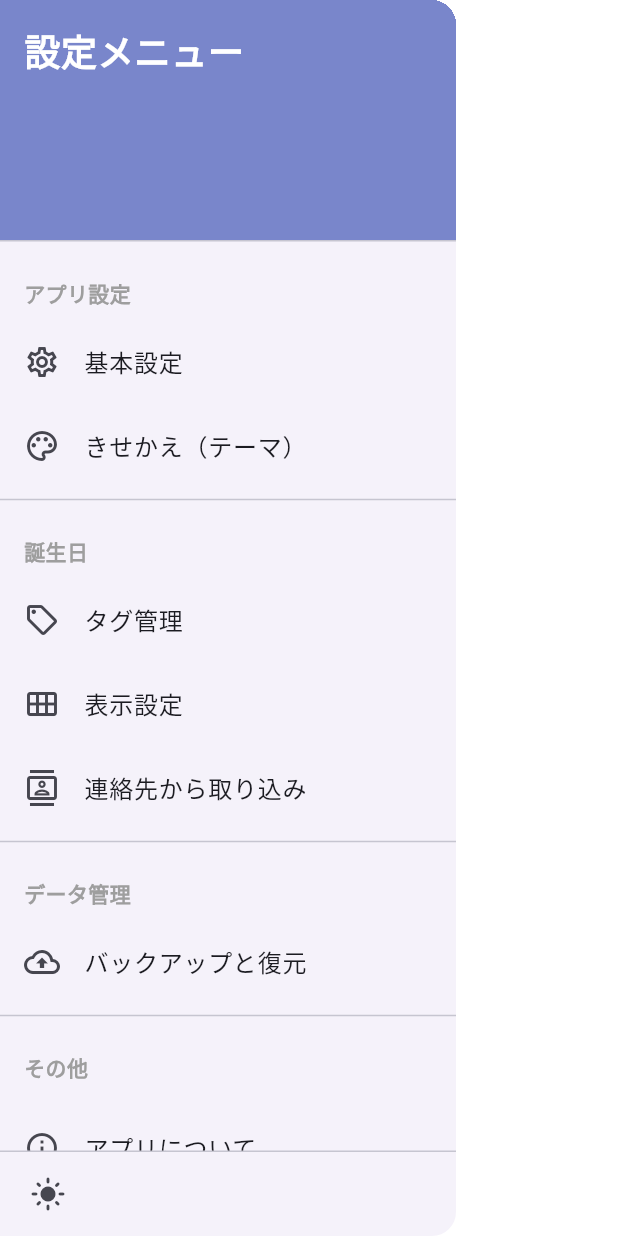
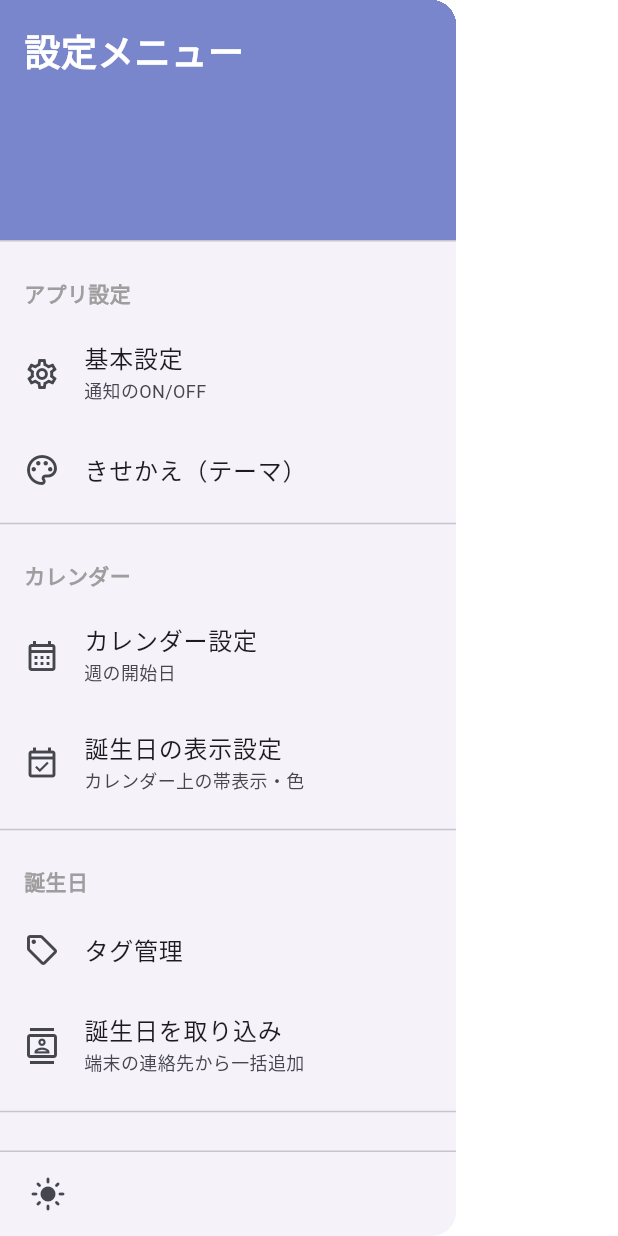
Before and after one commit to seadragoon/BirthDayCalendar, a Flutter app: the CustomDrawer widget shown alone on an empty page, opened directly, on a phone screen of 412 x 824 dp. Run offline on Flutter 3.47's test engine with Material 3 defaults, Android fonts, the phone set to English and light mode, and no system bars; our stand-ins replace file_picker, flutter_contacts, flutter_local_notifications, flutter_riverpod, share_plus, shared_preferences and 4 more; missing offline and left inert: holiday_jp; accounts and stored records are empty.

Commit message:
設定メニューのカテゴリ分けの見直し

```diff
--- a/lib/shared/widgets/custom_drawer.dart
+++ b/lib/shared/widgets/custom_drawer.dart
@@ -5,6 +5,7 @@ import 'package:birthday_calendar/shared/widgets/theme_selection_modal.dart';
 import 'package:birthday_calendar/features/birthday/views/tag_management_view.dart';
 import 'package:birthday_calendar/features/settings/widgets/birthday_display_settings_modal.dart';
 import 'package:birthday_calendar/features/settings/widgets/basic_settings_modal.dart';
+import 'package:birthday_calendar/features/settings/widgets/calendar_settings_modal.dart';
 import 'package:birthday_calendar/features/settings/providers/settings_providers.dart';
 import 'package:birthday_calendar/features/settings/widgets/theme_mode_dialog.dart';
 import 'package:birthday_calendar/features/backup/views/backup_restore_modal.dart';
@@ -68,6 +69,7 @@ class CustomDrawer extends ConsumerWidget {
               ),
             ),
           ),
+          // 1. アプリ設定
           const Padding(
             padding: EdgeInsets.fromLTRB(16, 16, 16, 8),
             child: Text('アプリ設定', style: TextStyle(fontWeight: FontWeight.bold, color: Colors.grey)),
@@ -75,6 +77,7 @@ class CustomDrawer extends ConsumerWidget {
           ListTile(
             leading: const Icon(Icons.settings_outlined),
             title: const Text('基本設定'),
+            subtitle: const Text('通知のON/OFF', style: TextStyle(fontSize: 12)),
             onTap: () {
               Navigator.of(context).pop();
               Navigator.of(context).push(
@@ -89,7 +92,7 @@ class CustomDrawer extends ConsumerWidget {
             leading: const Icon(Icons.palette_outlined),
             title: const Text('きせかえ（テーマ）'),
             onTap: () {
-              Navigator.of(context).pop(); // ドロワーを閉じる
+              Navigator.of(context).pop();
               Navigator.of(context).push(
                 MaterialPageRoute(
                   builder: (_) => const ThemeSelectionModal(),
@@ -99,26 +102,30 @@ class CustomDrawer extends ConsumerWidget {
             },
           ),
           const Divider(),
+
+          // 2. カレンダー
           const Padding(
             padding: EdgeInsets.fromLTRB(16, 16, 16, 8),
-            child: Text('誕生日', style: TextStyle(fontWeight: FontWeight.bold, color: Colors.grey)),
+            child: Text('カレンダー', style: TextStyle(fontWeight: FontWeight.bold, color: Colors.grey)),
           ),
           ListTile(
-            leading: const Icon(Icons.sell_outlined),
-            title: const Text('タグ管理'),
+            leading: const Icon(Icons.calendar_month_outlined),
+            title: const Text('カレンダー設定'),
+            subtitle: const Text('週の開始日', style: TextStyle(fontSize: 12)),
             onTap: () {
-              Navigator.of(context).pop(); // まずドロワーを閉じる
+              Navigator.of(context).pop();
               Navigator.of(context).push(
                 MaterialPageRoute(
-                  builder: (_) => const TagManagementView(),
+                  builder: (_) => const CalendarSettingsModal(),
                   fullscreenDialog: true,
                 ),
               );
             },
           ),
           ListTile(
-            leading: const Icon(Icons.calendar_view_month_outlined),
-            title: const Text('表示設定'),
+            leading: const Icon(Icons.event_available_outlined),
+            title: const Text('誕生日の表示設定'),
+            subtitle: const Text('カレンダー上の帯表示・色', style: TextStyle(fontSize: 12)),
             onTap: () {
               Navigator.of(context).pop();
               Navigator.of(context).push(
@@ -129,9 +136,30 @@ class CustomDrawer extends ConsumerWidget {
               );
             },
           ),
+          const Divider(),
+
+          // 3. 誕生日
+          const Padding(
+            padding: EdgeInsets.fromLTRB(16, 16, 16, 8),
+            child: Text('誕生日', style: TextStyle(fontWeight: FontWeight.bold, color: Colors.grey)),
+          ),
+          ListTile(
+            leading: const Icon(Icons.sell_outlined),
+            title: const Text('タグ管理'),
+            onTap: () {
+              Navigator.of(context).pop();
+              Navigator.of(context).push(
+                MaterialPageRoute(
+                  builder: (_) => const TagManagementView(),
+                  fullscreenDialog: true,
+                ),
+              );
+            },
+          ),
           ListTile(
             leading: const Icon(Icons.contacts_outlined),
-            title: const Text('連絡先から取り込み'),
+            title: const Text('誕生日を取り込み'),
+            subtitle: const Text('端末の連絡先から一括追加', style: TextStyle(fontSize: 12)),
             onTap: () {
               Navigator.of(context).pop();
               Navigator.of(context).push(
@@ -143,13 +171,16 @@ class CustomDrawer extends ConsumerWidget {
             },
           ),
           const Divider(),
+
+          // 4. データ連携・バックアップ
           const Padding(
             padding: EdgeInsets.fromLTRB(16, 16, 16, 8),
-            child: Text('データ管理', style: TextStyle(fontWeight: FontWeight.bold, color: Colors.grey)),
+            child: Text('データ連携・バックアップ', style: TextStyle(fontWeight: FontWeight.bold, color: Colors.grey)),
           ),
           ListTile(
             leading: const Icon(Icons.backup_outlined),
             title: const Text('バックアップと復元'),
+            subtitle: const Text('完全復元・.icsエクスポート', style: TextStyle(fontSize: 12)),
             onTap: () {
               Navigator.of(context).pop();
               Navigator.of(context).push(
@@ -161,6 +192,8 @@ class CustomDrawer extends ConsumerWidget {
             },
           ),
           const Divider(),
+
+          // 5. その他
           const Padding(
             padding: EdgeInsets.all(16.0),
             child: Text('その他', style: TextStyle(fontWeight: FontWeight.bold, color: Colors.grey)),
@@ -169,7 +202,7 @@ class CustomDrawer extends ConsumerWidget {
             leading: const Icon(Icons.info_outline),
             title: const Text('アプリについて'),
             onTap: () {
-              Navigator.of(context).pop(); // まずドロワーを閉じる
+              Navigator.of(context).pop();
               showAboutDialog(
                 context: context,
                 applicationName: 'Birthday Calendar',
```
Also changed, not shown: lib/features/settings/widgets/basic_settings_modal.dart (+0 -53 lines), lib/features/settings/widgets/calendar_settings_modal.dart (added, +90 -0 lines), 2 other files.
